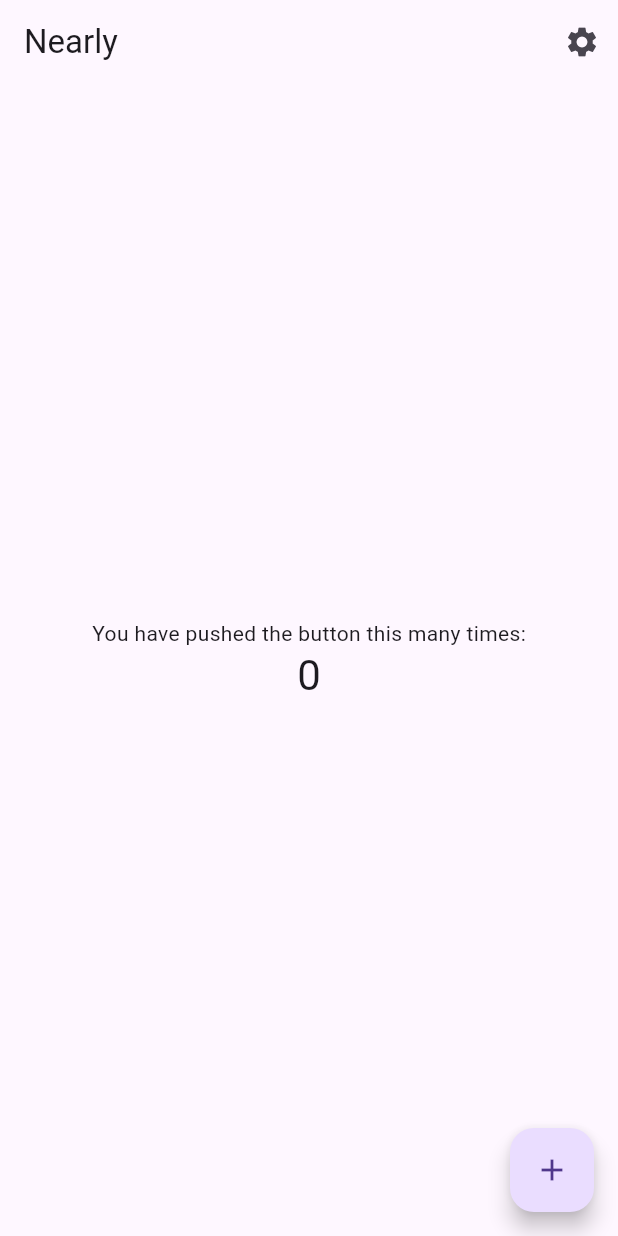
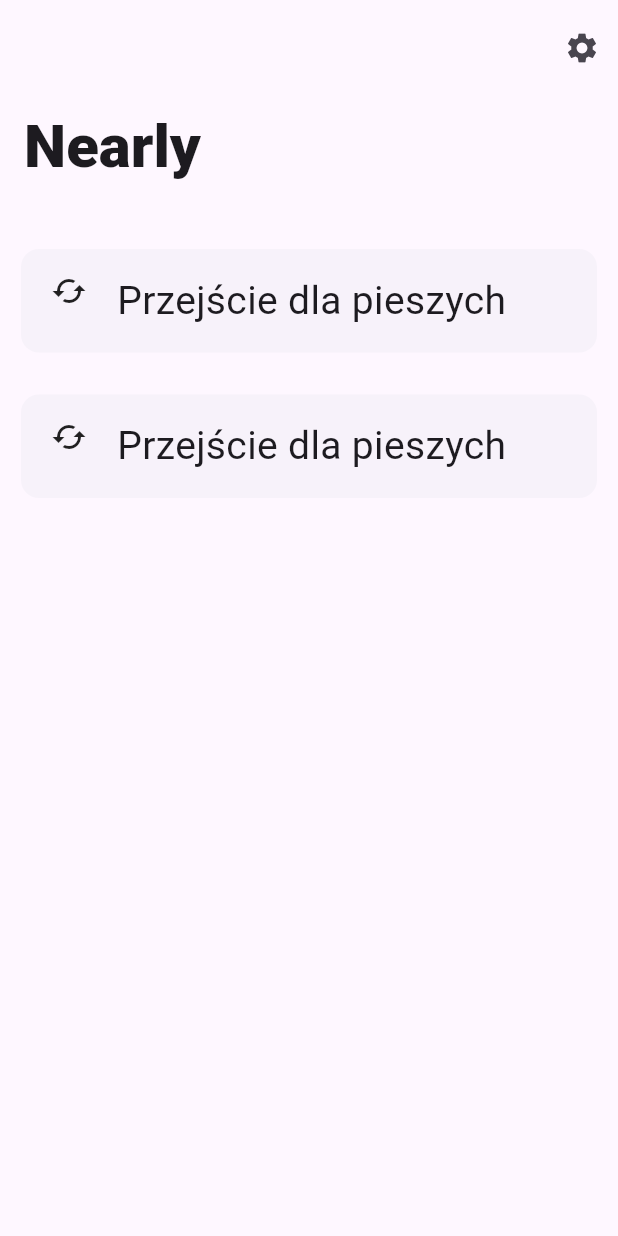
Before and after one commit to drzezga/nearly, a Flutter app: the screen it shows after launch, on a phone screen of 412 x 824 dp. Run offline on Flutter 3.47's test engine with Material 2 defaults, Android fonts, the phone set to English and light mode, and no system bars; our stand-ins replace flutter_bloc, settings_ui, shared_preferences.

```diff
--- a/lib/bloc/settings_cubit.dart
+++ b/lib/bloc/settings_cubit.dart
@@ -1,17 +1,20 @@
 import 'package:flutter/material.dart';
 import 'package:flutter_bloc/flutter_bloc.dart';
 import 'package:hackathon/model/notification_schema_item.dart';
+import 'package:shared_preferences/shared_preferences.dart';
 
 const notificationSchema = {
   'warnings': NotificationSchemaItem('Ostrzeżenia', Icons.warning, true),
-  'pedestrian_stop': NotificationSchemaItem('Światła dla przechodniów', Icons.traffic_outlined, true),
+  'pedestrian_stops': NotificationSchemaItem('Światła dla przechodniów', Icons.traffic_outlined, true),
   'bus_departures': NotificationSchemaItem('Odjazdy autobusów', Icons.directions_bus, false),
-  'park_and_go': NotificationSchemaItem('Parkuj i jedź', Icons.local_parking, false),
+  'park_and_gos': NotificationSchemaItem('Parkuj i jedź', Icons.local_parking, false),
   // 'warnings': NotificationSchemaItem('Ostrzeżenia', Icons.warning, true),
 };
 
 Map<String, bool> getStartingVal() {
   Map<String, bool> outMap = {};
+
+  // final prefs = await SharedPreferences.getInstance();
 
   for (var schemaItem in notificationSchema.entries) {
     outMap[schemaItem.key] = true;
@@ -21,7 +24,7 @@ Map<String, bool> getStartingVal() {
 }
 
 class NotificationPreferencesCubit extends Cubit<Map<String, bool>> {
-  NotificationPreferencesCubit() : super(getStartingVal());
+  NotificationPreferencesCubit()  : super(getStartingVal());
 
   void toggleSetting(String key) {
     var newState = state;
--- a/lib/ui/home_page.dart
+++ b/lib/ui/home_page.dart
@@ -1,4 +1,7 @@
 import 'package:flutter/material.dart';
+import 'package:flutter_bloc/flutter_bloc.dart';
+import 'package:hackathon/ui/read_tag_card.dart';
+import '../bloc/settings_cubit.dart';
 import 'settings_page.dart';
 
 class HomePage extends StatefulWidget {
@@ -20,19 +23,6 @@ class HomePage extends StatefulWidget {
 }
 
 class _HomePageState extends State<HomePage> {
-  int _counter = 0;
-
-  void _incrementCounter() {
-    setState(() {
-      // This call to setState tells the Flutter framework that something has
-      // changed in this State, which causes it to rerun the build method below
-      // so that the display can reflect the updated values. If we changed
-      // _counter without calling setState(), then the build method would not be
-      // called again, and so nothing would appear to happen.
-      _counter++;
-    });
-  }
-
   @override
   Widget build(BuildContext context) {
     // This method is rerun every time setState is called, for instance as done
@@ -42,23 +32,7 @@ class _HomePageState extends State<HomePage> {
     // fast, so that you can just rebuild anything that needs updating rather
     // than having to individually change instances of widgets.
     return Scaffold(
-      appBar: AppBar(
-        // Here we take the value from the MyHomePage object that was created by
-        // the App.build method, and use it to set our appbar title.
-        title: Text(widget.title),
-        actions: [
-          IconButton(icon: const Icon(Icons.settings), onPressed: () => {
-            Navigator.push(
-              context,
-              MaterialPageRoute(builder: (context) => const SettingsPage()),
-            )
-          }),
-        ],
-      ),
-      body: Center(
-        // Center is a layout widget. It takes a single child and positions it
-        // in the middle of the parent.
-        child: Column(
+      body: CustomScrollView(
         // Column is also a layout widget. It takes a list of children and
         // arranges them vertically. By default, it sizes itself to fit its
         // children horizontally, and tries to be as tall as its parent.
@@ -73,22 +47,39 @@ class _HomePageState extends State<HomePage> {
         // center the children vertically; the main axis here is the vertical
         // axis because Columns are vertical (the cross axis would be
         // horizontal).
-          mainAxisAlignment: MainAxisAlignment.center,
-          children: <Widget>[
-            const Text(
-              'You have pushed the button this many times:',
-            ),
-            Text(
-              '$_counter',
-              style: Theme.of(context).textTheme.headline4,
-            ),
-          ],
+        // mainAxisAlignment: MainAxisAlignment.start,
+        slivers: [
+          SliverAppBar.large(
+              title: Text(widget.title,
+                  style: const TextStyle(
+                      fontSize: 40, fontWeight: FontWeight.w800)),
+              titleSpacing: 0,
+              actions: [
+                IconButton(
+                    icon: const Icon(Icons.settings),
+                    onPressed: () => {
+                          Navigator.push(
+                            context,
+                            MaterialPageRoute(
+                                builder: (context) => BlocProvider(create: (_) => NotificationPreferencesCubit(), child: const SettingsPage())),
+                          )
+                        })
+              ]),
+          SliverToBoxAdapter(
+            child: Padding(
+              padding:
+                  const EdgeInsets.symmetric(horizontal: 10.0, vertical: 10.0),
+              child: ReadTagCard(const Text("dwqhiududguiwq"), onTap: () {}),
             ),
           ),
-      floatingActionButton: FloatingActionButton(
-        onPressed: _incrementCounter,
-        tooltip: 'Increment',
-        child: const Icon(Icons.add),
+          SliverToBoxAdapter(
+            child: Padding(
+              padding:
+                  const EdgeInsets.symmetric(horizontal: 10.0, vertical: 10.0),
+              child: ReadTagCard(const Text("dwqhiududguiwq"), onTap: () {}),
+            ),
+          )
+        ],
       ), // This trailing comma makes auto-formatting nicer for build methods.
     );
   }
--- a/lib/ui/main.dart
+++ b/lib/ui/main.dart
@@ -19,6 +19,7 @@ class MyApp extends StatelessWidget {
 
       theme: ThemeData(
         useMaterial3: true,
+        // fontFamily: ,
         // This is the theme of your application.
         //
         // Try running your application with "flutter run". You'll see the
@@ -28,10 +29,14 @@ class MyApp extends StatelessWidget {
         // or simply save your changes to "hot reload" in a Flutter IDE).
         // Notice that the counter didn't reset back to zero; the application
         // is not restarted.
+        // appBarTheme: AppBarTheme(
+        //   backgroundColor: Colors.indigo.shade100
+        // ),
+        // canvasColor: Colors.indigo.shade50,
         primarySwatch: Colors.indigo,
       ),
       home: MultiBlocProvider(providers: [
-        BlocProvider(create: (_) => NotificationPreferencesCubit())
+        BlocProvider(create: (_) => NotificationPreferencesCubit(), lazy: false,)
       ], child: const HomePage(title: 'Nearly')),
     );
   }
--- /dev/null
+++ b/lib/ui/read_tag_card.dart
@@ -0,0 +1,45 @@
+import 'package:flutter/material.dart';
+
+class ReadTagCard extends StatelessWidget {
+  final Widget text;
+  final GestureTapCallback? onTap;
+  const ReadTagCard(this.text, {Key? key, this.onTap}) : super(key: key);
+ // Text("Sygnalizacja dla pieszych jest zielona"),
+  @override
+  Widget build(BuildContext context) {
+    return SizedBox(
+      width: double.infinity,
+      child: Card(
+        clipBehavior: Clip.hardEdge,
+        elevation: 0,
+        child: InkWell(
+          onTap: onTap,
+          child: Padding(
+            padding: const EdgeInsets.symmetric(vertical: 16.0, horizontal: 20.0),
+            child: Column(
+              children: [
+                Row(
+                  crossAxisAlignment: CrossAxisAlignment.start,
+                  children: const [
+                    Icon(Icons.cached),
+                    SizedBox(width: 20),
+                    Text("Przejście dla pieszych", style: TextStyle(fontSize: 26),),
+                    // Row(
+                    //   mainAxisAlignment: MainAxisAlignment.end,
+                    //   children: [
+                    //     TextButton(onPressed: () {}, child: const Text("Więcej informacji")),
+                    //     // IconButton(onPressed: () {}, icon: const Icon(Icons.more_horiz)),
+                    //     // OutlinedButton(onPressed: () {}, child: const Text("Wyłącz te powiadomienia"))
+                    //   ],
+                    // )
+                  ]
+                ),
+                // Text("Można bezpiecznie przejść przez pasy"),
+              ],
+            ),
+          ),
+        ),
+      ),
+    );
+  }
+}
--- a/pubspec.yaml
+++ b/pubspec.yaml
@@ -33,6 +33,7 @@ dependencies:
     sdk: flutter
   settings_ui: ^2.0.2
   flutter_bloc: ^8.1.1
+  shared_preferences: ^2.0.15
 
   # The following adds the Cupertino Icons font to your application.
   # Use with the CupertinoIcons class for iOS style icons.
```
Also changed, not shown: lib/model/tag.dart (+23 -1 lines), pubspec.lock, 5 other files. Lines whose indentation alone changed are shown as unchanged.
